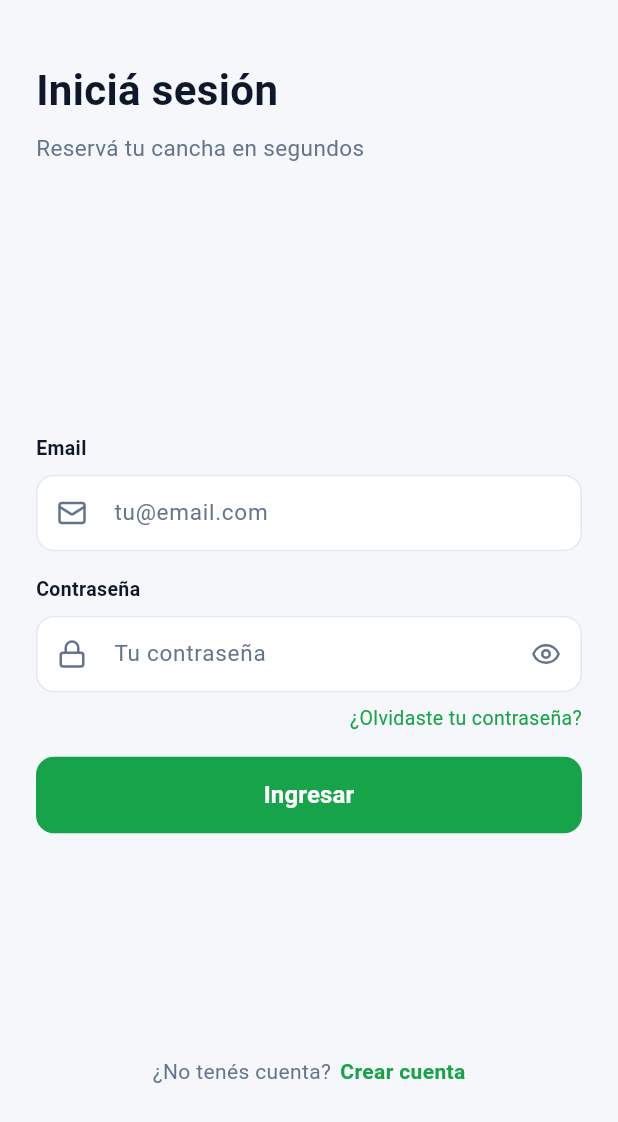
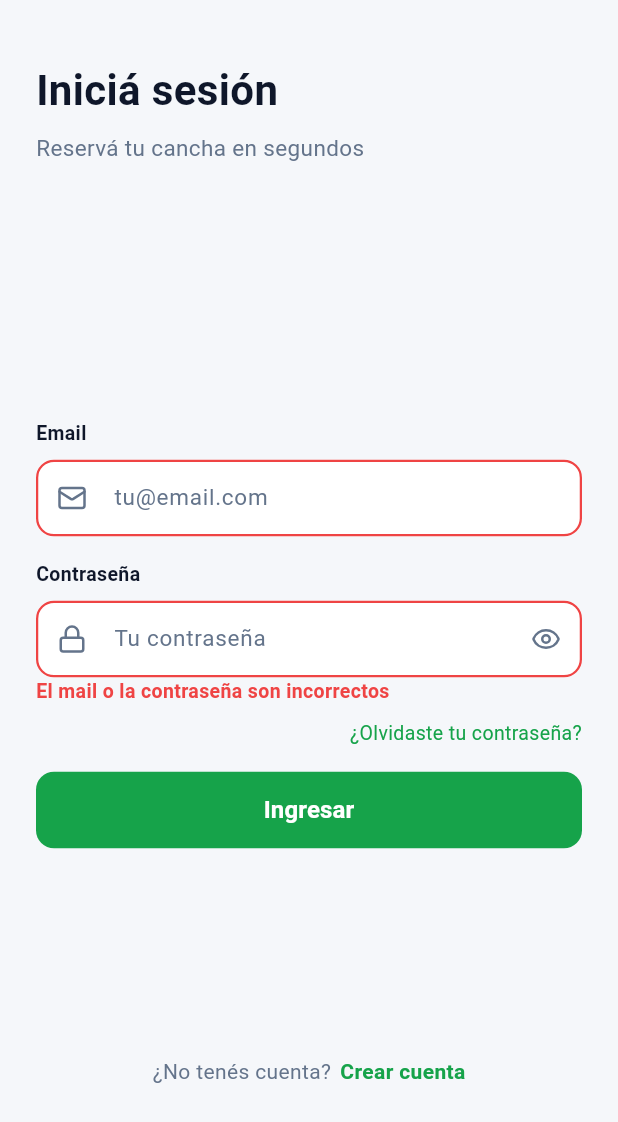
Before and after one commit to Pi7uu/Turnos-Cancha, a Flutter app: the screen it shows after launch, after a tap on "Ingresar", on a phone screen of 412 x 824 dp, the part 114-1236 px from its top. Run offline on Flutter 3.47's test engine with Material 3 defaults, Android fonts, the phone set to English and light mode, and no system bars; our stand-ins replace lucide_icons_flutter.

Commit message:
feat: flujo de login con estado de error 04b y pantalla de éxito

```diff
--- a/src/FrontEnd/lib/features/auth/login_screen.dart
+++ b/src/FrontEnd/lib/features/auth/login_screen.dart
@@ -2,6 +2,8 @@ import 'package:flutter/material.dart';
 import 'package:lucide_icons_flutter/lucide_icons.dart';
 
 import '../../core/theme/app_colors.dart';
+import 'credenciales.dart';
+import 'usuario_validado_screen.dart';
 
 /// Pantalla de login (wireframes 04 y 04b).
 ///
@@ -26,6 +28,9 @@ class _LoginScreenState extends State<LoginScreen> {
   final TextEditingController _passwordController = TextEditingController();
   bool _passwordVisible = false;
 
+  /// Estado de error 04b (RF-04): bordes rojos + mensaje inline.
+  bool _error = false;
+
   @override
   void dispose() {
     _emailController.dispose();
@@ -37,8 +42,29 @@ class _LoginScreenState extends State<LoginScreen> {
     setState(() => _passwordVisible = !_passwordVisible);
   }
 
+  /// Valida y navega o muestra el estado 04b (RF-03, RF-04).
   void _submit() {
-    widget.onIngresar(_emailController.text, _passwordController.text);
+    final email = _emailController.text;
+    final password = _passwordController.text;
+    // El callback recibe los valores crudos de cada intento (interfaz Tarea 3);
+    // main.dart decide si reacciona (hoy no hace nada — sin backend, CA 7).
+    widget.onIngresar(email, password);
+    if (credencialesValidas(email, password)) {
+      Navigator.of(context).push(
+        MaterialPageRoute<void>(
+          builder: (_) => const UsuarioValidadoScreen(),
+        ),
+      );
+    } else {
+      setState(() => _error = true);
+    }
+  }
+
+  /// Escribir en cualquier campo limpia el estado de error (RF-03).
+  void _onChange(String _) {
+    if (_error) {
+      setState(() => _error = false);
+    }
   }
 
   @override
@@ -116,10 +142,12 @@ class _LoginScreenState extends State<LoginScreen> {
           controller: _emailController,
           keyboardType: TextInputType.emailAddress,
           textInputAction: TextInputAction.next,
+          onChanged: _onChange,
           style: const TextStyle(fontSize: 15, color: AppColors.text),
           decoration: _inputDecoration(
             hint: 'tu@email.com',
             icon: LucideIcons.mail,
+            error: _error,
           ),
         ),
         const SizedBox(height: 16),
@@ -137,11 +165,13 @@ class _LoginScreenState extends State<LoginScreen> {
           obscureText: !_passwordVisible,
           keyboardType: TextInputType.visiblePassword,
           textInputAction: TextInputAction.done,
+          onChanged: _onChange,
           onSubmitted: (_) => _submit(),
           style: const TextStyle(fontSize: 15, color: AppColors.text),
           decoration: _inputDecoration(
             hint: 'Tu contraseña',
             icon: LucideIcons.lock,
+            error: _error,
           ).copyWith(
             suffixIcon: IconButton(
               icon: Icon(
@@ -152,6 +182,23 @@ class _LoginScreenState extends State<LoginScreen> {
               onPressed: _togglePasswordVisibility,
             ),
           ),
+        ),
+        // Mensaje inline 04b (RF-04): altura reservada para que el layout
+        // no salte entre estados.
+        SizedBox(
+          height: 20,
+          child: _error
+              ? const Text(
+                  'El mail o la contraseña son incorrectos',
+                  maxLines: 1,
+                  overflow: TextOverflow.ellipsis,
+                  style: TextStyle(
+                    fontSize: 13,
+                    fontWeight: FontWeight.w600,
+                    color: AppColors.danger,
+                  ),
+                )
+              : null,
         ),
         const SizedBox(height: 8),
         // Link sin funcionalidad (spec §3 fuera de alcance)
@@ -197,10 +244,17 @@ class _LoginScreenState extends State<LoginScreen> {
   }
 }
 
+/// Decoración de los campos de login.
+///
+/// Con `error: true` los bordes pasan a `danger` 1.5px (RF-04).
 InputDecoration _inputDecoration({
   required String hint,
   required IconData icon,
+  required bool error,
 }) {
+  final radio = BorderRadius.circular(12);
+  final bordeNormal = const BorderSide(color: AppColors.border, width: 1);
+  final bordeError = const BorderSide(color: AppColors.danger, width: 1.5);
   return InputDecoration(
     hintText: hint,
     hintStyle: const TextStyle(fontSize: 15, color: AppColors.text2),
@@ -210,12 +264,16 @@ InputDecoration _inputDecoration({
     fillColor: AppColors.surface,
     contentPadding: const EdgeInsets.symmetric(horizontal: 16, vertical: 14),
     enabledBorder: OutlineInputBorder(
-      borderRadius: BorderRadius.circular(12),
-      borderSide: const BorderSide(color: AppColors.border, width: 1),
+      borderRadius: radio,
+      borderSide: error ? bordeError : bordeNormal,
+    ),
+    focusedBorder: OutlineInputBorder(
+      borderRadius: radio,
+      borderSide: error ? bordeError : bordeNormal,
     ),
     border: OutlineInputBorder(
-      borderRadius: BorderRadius.circular(12),
-      borderSide: const BorderSide(color: AppColors.border, width: 1),
+      borderRadius: radio,
+      borderSide: error ? bordeError : bordeNormal,
     ),
   );
 }
--- a/src/FrontEnd/lib/main.dart
+++ b/src/FrontEnd/lib/main.dart
@@ -19,7 +19,9 @@ class TurnosCanchaApp extends StatelessWidget {
         colorScheme: ColorScheme.fromSeed(seedColor: AppColors.primary),
         scaffoldBackgroundColor: AppColors.bg,
       ),
-      // Placeholder no-op hasta la Tarea 5 (flujo de validación).
+      // Cada intento de login notifica al padre con los valores crudos.
+      // No hay backend ni HTTP en esta etapa (CA 7) ni persistencia de
+      // sesión (spec §3): la validación vive en LoginScreen.
       home: LoginScreen(onIngresar: (_, _) {}),
     );
   }
```
Also changed, not shown: src/FrontEnd/lib/features/auth/usuario_validado_screen.dart (added, +21 -0 lines), 1 other file.
